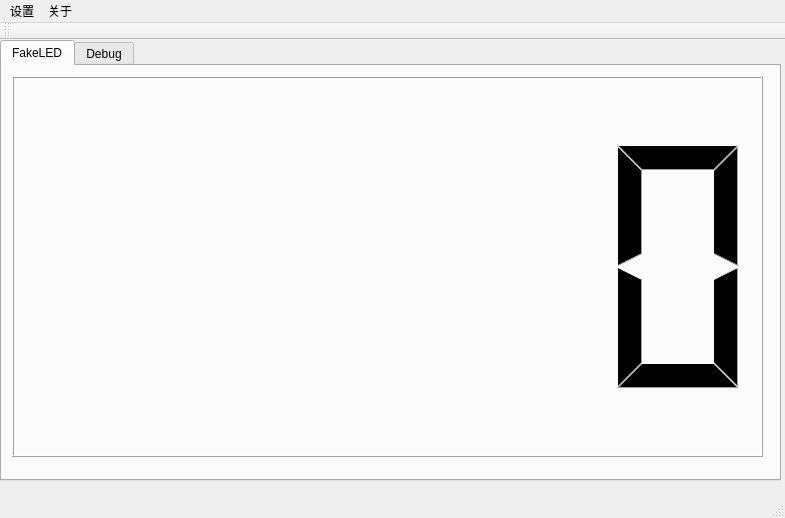
Old version of the form SrrLED/mainwindow.ui in the repository psuvtk/718.
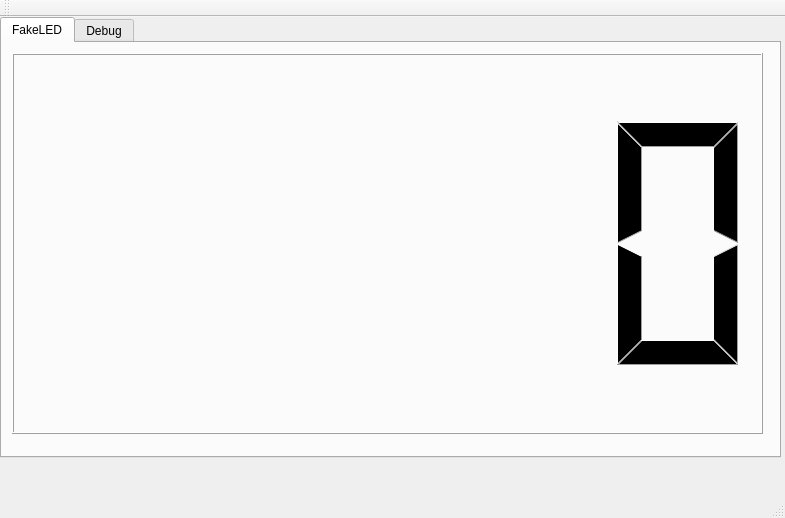
New version of the form.

Commit message: -Menu +mainToolBar

Patch:
```diff
--- a/SrrLED/mainwindow.ui
+++ b/SrrLED/mainwindow.ui
@@ -54,24 +54,9 @@
      <x>0</x>
      <y>0</y>
      <width>785</width>
-     <height>35</height>
+     <height>34</height>
     </rect>
    </property>
-   <widget class="QMenu" name="menu">
-    <property name="title">
-     <string>设置</string>
-    </property>
-    <addaction name="actionPreference"/>
-   </widget>
-   <widget class="QMenu" name="menu_2">
-    <property name="title">
-     <string>关于</string>
-    </property>
-    <addaction name="actionAbout"/>
-    <addaction name="actionAbout_Qt"/>
-   </widget>
-   <addaction name="menu"/>
-   <addaction name="menu_2"/>
   </widget>
   <widget class="QToolBar" name="mainToolBar">
    <attribute name="toolBarArea">
```
The commit also changes 14 other files.
